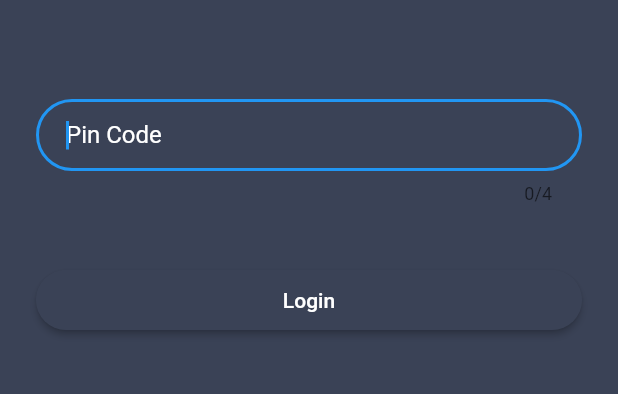
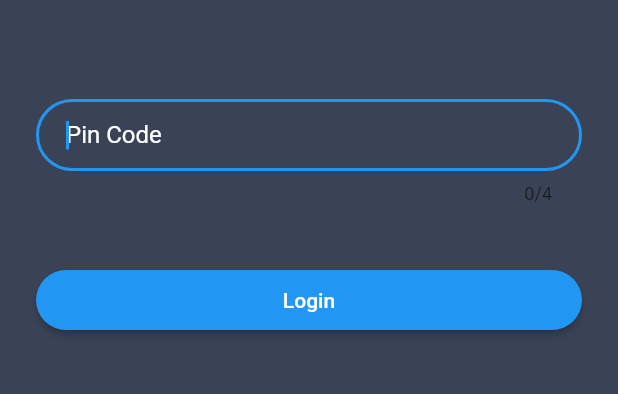
Before and after one commit to tpps89305/WhatTheCall, a Flutter app: the screen it shows after launch, on a phone screen of 412 x 824 dp, the part 537-931 px from its top. Run offline on Flutter 3.47's test engine with Material 2 defaults, Android fonts, the phone set to English and light mode, and no system bars.

Commit message:
Code review

```diff
--- a/lib/helpers/constants.dart
+++ b/lib/helpers/constants.dart
@@ -9,7 +9,7 @@ const bigRadius = 66.0;
 const buttonHeight = 24.0;
 
 final ButtonStyle loginButtonStyle = ElevatedButton.styleFrom(
-    primary: appDarkGreyColor,
+    foregroundColor: appDarkGreyColor,
     padding: const EdgeInsets.all(12),
     shape: RoundedRectangleBorder(
       borderRadius: BorderRadius.circular(24),
--- a/lib/login_page.dart
+++ b/lib/login_page.dart
@@ -43,8 +43,12 @@ class LoginPage extends StatelessWidget {
         onPressed: () {
           Navigator.of(context).pushNamed(homePageTag);
         },
-        child:
-            Text(Language.of(context).loginButtonText, style: TextStyle(color: Colors.white)),
+        child: Text(
+          Language.of(context).loginButtonText,
+          style: const TextStyle(
+            color: Colors.white,
+          ),
+        ),
       ),
     );
     // 3d
--- a/lib/main.dart
+++ b/lib/main.dart
@@ -12,7 +12,7 @@ class ContactlyApp extends StatelessWidget {
 
   final routes = <String, WidgetBuilder>{
     loginPageTag: (context) => LoginPage(),
-    homePageTag: (context) => HomePage()
+    homePageTag: (context) => const HomePage()
   };
 
   @override
```
